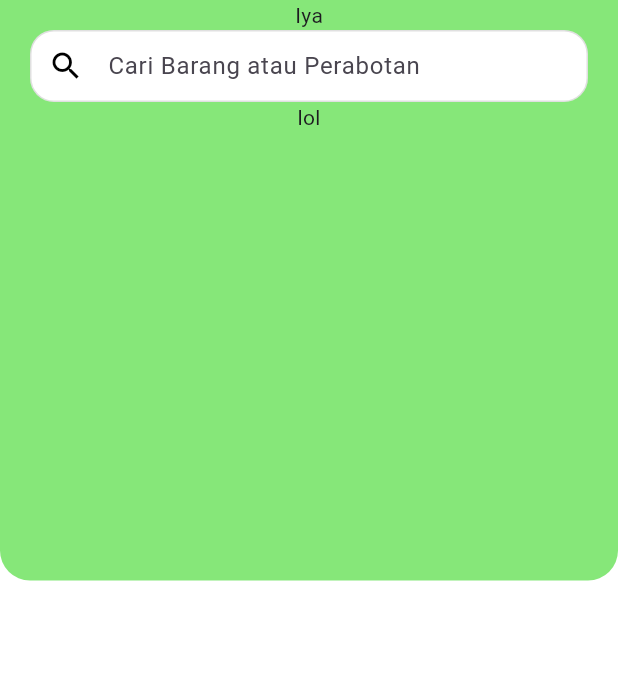
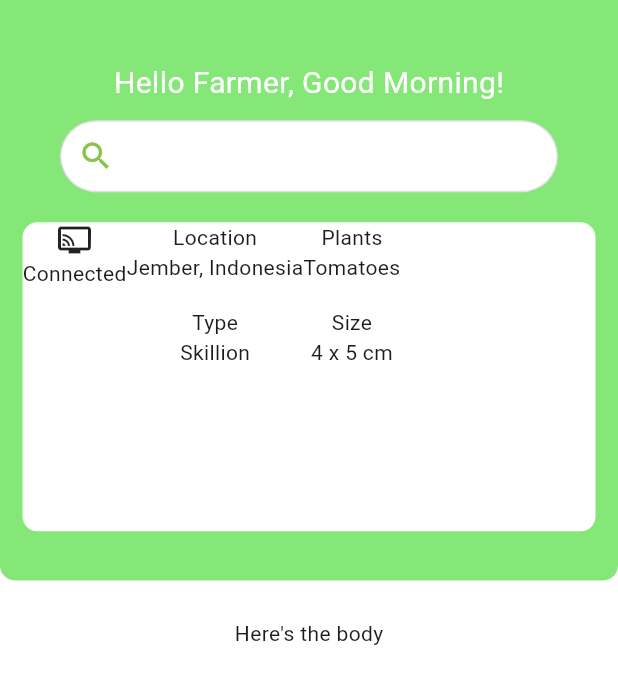
Before and after one commit to lanceyard/006-air-temperature-app, a Flutter app: the screen it shows after launch, on a phone screen of 412 x 824 dp. Shown: the top 684 px of the screen. Run offline on Flutter 3.47's test engine with Material 3 defaults, Android fonts, the phone set to English and light mode, and no system bars.

Commit message:
feat: add few header sections

```diff
--- a/lib/main.dart
+++ b/lib/main.dart
@@ -1,8 +1,9 @@
 import 'package:flutter/material.dart';
-// presentation
+import 'package:flutter/services.dart'; // presentation
 import 'package:suhu_udara/presentation/home_screen/home_page.dart';
 
 void main() {
+  // main will always not be reloaded
   runApp(const SuhuMaterial());
 }
 
@@ -11,6 +12,18 @@ class SuhuMaterial extends StatelessWidget {
 
   @override
   Widget build(BuildContext context) {
+    // preferensi system color
+    SystemChrome.setPreferredOrientations([DeviceOrientation.portraitUp]);
+    SystemChrome.setSystemUIOverlayStyle(SystemUiOverlayStyle(
+      systemNavigationBarColor: Colors.grey[50],
+      // navigation bar color
+      systemNavigationBarIconBrightness: Brightness.light,
+      //navigation bar icon
+
+      statusBarIconBrightness: Brightness.light,
+      // statusBarColor: Color(0xFF86E779)
+    ));
+
     return const MaterialApp(
       home: Home(),
       debugShowCheckedModeBanner: false,
--- a/lib/presentation/home_screen/home_page.dart
+++ b/lib/presentation/home_screen/home_page.dart
@@ -13,11 +13,17 @@ class _HomeState extends State<Home> {
     Size size = MediaQuery.of(context).size;
     return Scaffold(
       backgroundColor: Colors.white,
-      body: Column(
+      body: SingleChildScrollView(
+        scrollDirection: Axis.vertical,
+        child: Column(
           children: [
+            // header
             Header(),
-          // text field buat search
+
+            // body
+            Text("Here's the body")
           ],
+        ),
       ),
     );
   }
@@ -35,23 +41,37 @@ class _HeaderState extends State<Header> {
   @override
   Widget build(BuildContext context) {
     Size size = MediaQuery.of(context).size;
+    TextStyle textWhite = TextStyle(
+      color: Colors.white,
+    );
     return SizedBox(
       height: size.height * 0.50,
       child: Stack(
         children: [
+          // green thingy container
           Container(
             height: size.height * 0.50 - 25,
             width: double.infinity,
             decoration: const BoxDecoration(
                 color: Color(0xFF86E779),
                 borderRadius:
-                    BorderRadius.vertical(bottom: Radius.circular(20))),
-            child: Center(
+                    BorderRadius.vertical(bottom: Radius.circular(10))),
+            // body of its green thingy, (( it's stacked ))
             child: Column(
               children: [
-                  Text("Iya"),
+                SizedBox(
+                  height: size.height * 0.05,
+                ),
+                const Text(
+                  "Hello Farmer, Good Morning!",
+                  style: TextStyle(
+                    color: Colors.white,
+                    fontSize: 20,
+                  ),
+                ),
                 Container(
-                    margin: const EdgeInsets.symmetric(horizontal: 20),
+                  margin:
+                      const EdgeInsets.symmetric(horizontal: 40, vertical: 10),
                   child: TextField(
                     onEditingComplete: () {
                       FocusManager.instance.primaryFocus?.unfocus();
@@ -61,17 +81,16 @@ class _HeaderState extends State<Header> {
                         contentPadding: const EdgeInsets.symmetric(
                             horizontal: 20.0, vertical: 10.0),
                         focusedBorder: OutlineInputBorder(
-                              borderSide: const BorderSide(
-                                  color: Colors.black, width: 2),
+                            borderSide:
+                                const BorderSide(color: Colors.black, width: 2),
                             borderRadius: BorderRadius.circular(16)),
                         enabledBorder: OutlineInputBorder(
                             borderSide: const BorderSide(
                                 color: Colors.black12, width: 1),
-                              borderRadius: BorderRadius.circular(16)),
-                          hintText: 'Cari Barang atau Perabotan',
+                            borderRadius: BorderRadius.circular(30)),
                         prefixIcon: IconButton(
                           icon: const Icon(Icons.search),
-                            color: Colors.black,
+                          color: Colors.lightGreen,
                           onPressed: () {
                             // search disini
                           },
@@ -80,9 +99,54 @@ class _HeaderState extends State<Header> {
                         filled: true),
                   ),
                 ),
-                  Text("lol")
+
+                // body of the after search field, greeny thing background white
+                // container
+                Container(
+                  width: double.infinity,
+                  height: size.height * 0.25,
+                  decoration: const BoxDecoration(
+                      color: Color(0xFFFFFFFF),
+                      borderRadius: BorderRadius.all(Radius.circular(10))),
+                  margin:
+                      const EdgeInsets.symmetric(horizontal: 15, vertical: 10),
+                  child: Row(
+                    children: [
+                      // first column
+                      Column(
+                        children: [
+                          Icon(Icons.connected_tv),
+                          Text("Connected"),
                         ],
                       ),
+
+                      // second column
+                      Column(
+                        children: [
+                          Text("Location"),
+                          Text("Jember, Indonesia"),
+                          SizedBox(
+                            height: size.height * 0.02,
+                          ),
+                          Text("Type"),
+                          Text("Skillion"),
+                        ],
+                      ),
+                      Column(
+                        children: [
+                          Text("Plants"),
+                          Text("Tomatoes"),
+                          SizedBox(
+                            height: size.height * 0.02,
+                          ),
+                          Text("Size"),
+                          Text("4 x 5 cm"),
+                        ],
+                      ),
+                    ],
+                  ),
+                )
+              ],
             ),
           ),
         ],
```
Lines whose indentation alone changed are shown as unchanged.
